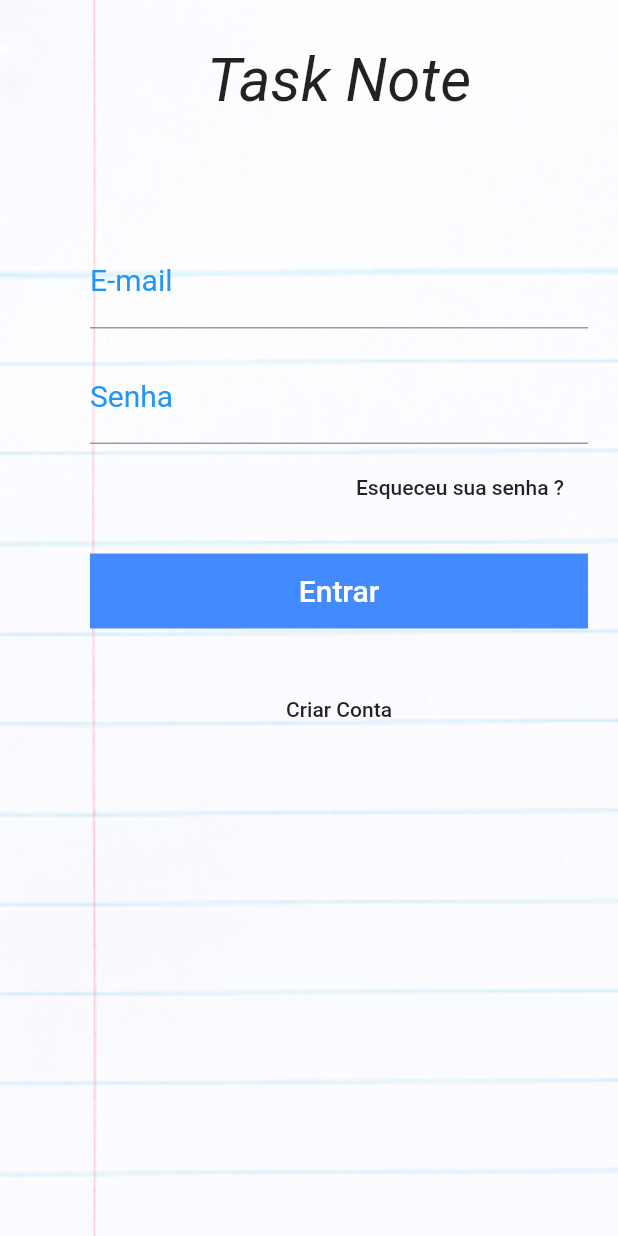
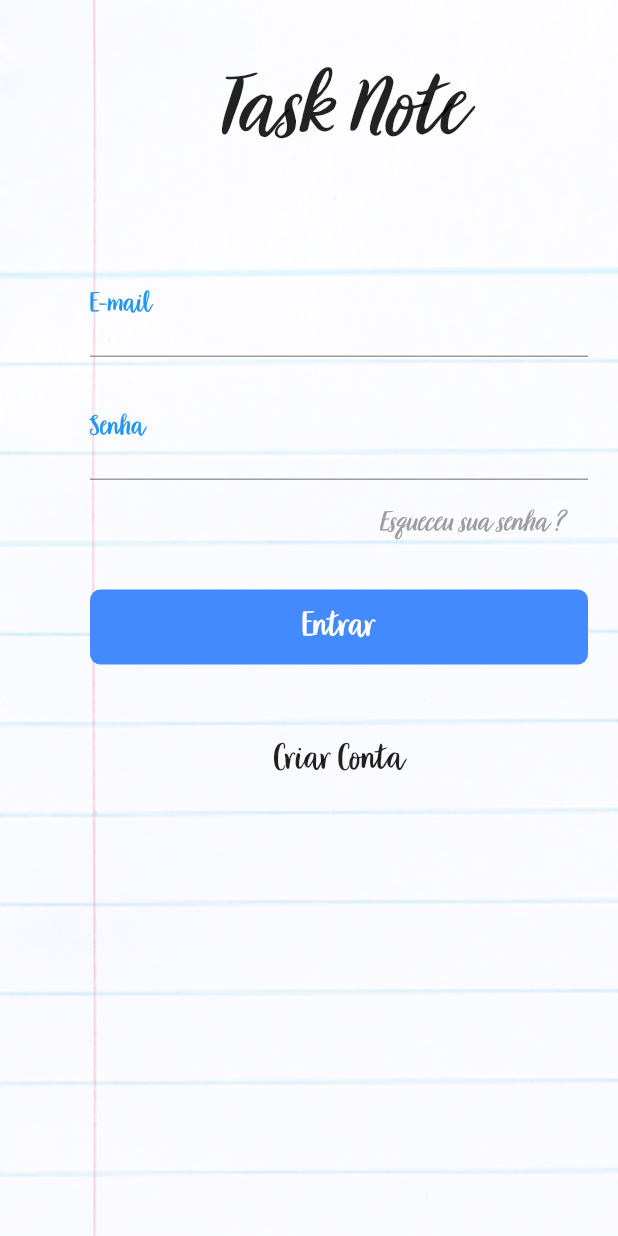
Before and after one commit to TiagoAndreAlmeida/Task-Note-App, a Flutter app: the screen it shows after launch, on a phone screen of 412 x 824 dp. Run offline on Flutter 3.47's test engine with Material 2 defaults, Android fonts, the phone set to English and light mode, and no system bars.

Commit message:
add and setting a default custom font to project

```diff
--- a/lib/main.dart
+++ b/lib/main.dart
@@ -11,15 +11,7 @@ class MyApp extends StatelessWidget {
     return MaterialApp(
       title: 'Task Note',
       theme: ThemeData(
-        // This is the theme of your application.
-        //
-        // Try running your application with "flutter run". You'll see the
-        // application has a blue toolbar. Then, without quitting the app, try
-        // changing the primarySwatch below to Colors.green and then invoke
-        // "hot reload" (press "r" in the console where you ran "flutter run",
-        // or simply save your changes to "hot reload" in a Flutter IDE).
-        // Notice that the counter didn't reset back to zero; the application
-        // is not restarted.
+        fontFamily: 'GardenGrownUS-B',
         primarySwatch: Colors.blue,
       ),
       home: LoginPage(),
--- a/lib/pages/login.page.dart
+++ b/lib/pages/login.page.dart
@@ -20,13 +20,14 @@ class LoginPage extends StatelessWidget {
               Text(
                 "Task Note",
                 textAlign: TextAlign.center,
-                style: TextStyle(
-                  fontSize: 40,
+                style: TextStyle
+                (
+                  fontSize: 60,
                   fontStyle: FontStyle.italic
                 ),
               ),
               SizedBox(
-                height: 80
+                height: 50
               ),
               TextFormField(
                 keyboardType: TextInputType.emailAddress,
@@ -61,6 +62,11 @@ class LoginPage extends StatelessWidget {
                   child: Text(
                     "Esqueceu sua senha ?",
                     textAlign: TextAlign.right,
+                    style: TextStyle(
+                      fontSize: 20,
+                      color: Colors.grey,
+                      fontStyle: FontStyle.italic
+                    ),
                   ),
                   onPressed: () => {},
                 ),
@@ -71,14 +77,17 @@ class LoginPage extends StatelessWidget {
               Container(
                 height: 50,
                 decoration: BoxDecoration(
-                  color: Colors.blueAccent
+                  color: Colors.blueAccent,
+                  borderRadius: BorderRadius.all(
+                    Radius.circular(7)
+                  )
                 ),
                 child: SizedBox.expand(
                   child: FlatButton(
                     child: Text(
                       "Entrar",
                       style: TextStyle(
-                        fontSize: 20,
+                        fontSize: 25,
                         color: Colors.white
                       ),
                     ),
@@ -87,7 +96,7 @@ class LoginPage extends StatelessWidget {
                 ),
               ),
               SizedBox(
-                height: 30,
+                height: 40,
               ),
               Container(
                 alignment: Alignment.center,
@@ -95,6 +104,9 @@ class LoginPage extends StatelessWidget {
                   // splashColor: Colors.transparent, comment this until find way to highlight color text instead flatbutton.
                   child: Text(
                     "Criar Conta",
+                    style: TextStyle(
+                      fontSize: 25,
+                    ),
                   ),
                   onPressed: () => {},
                 ),
```
Also changed, not shown: pubspec.yaml (+6 -12 lines), assets/fonts/GardenGrownUS-B.otf (added).
